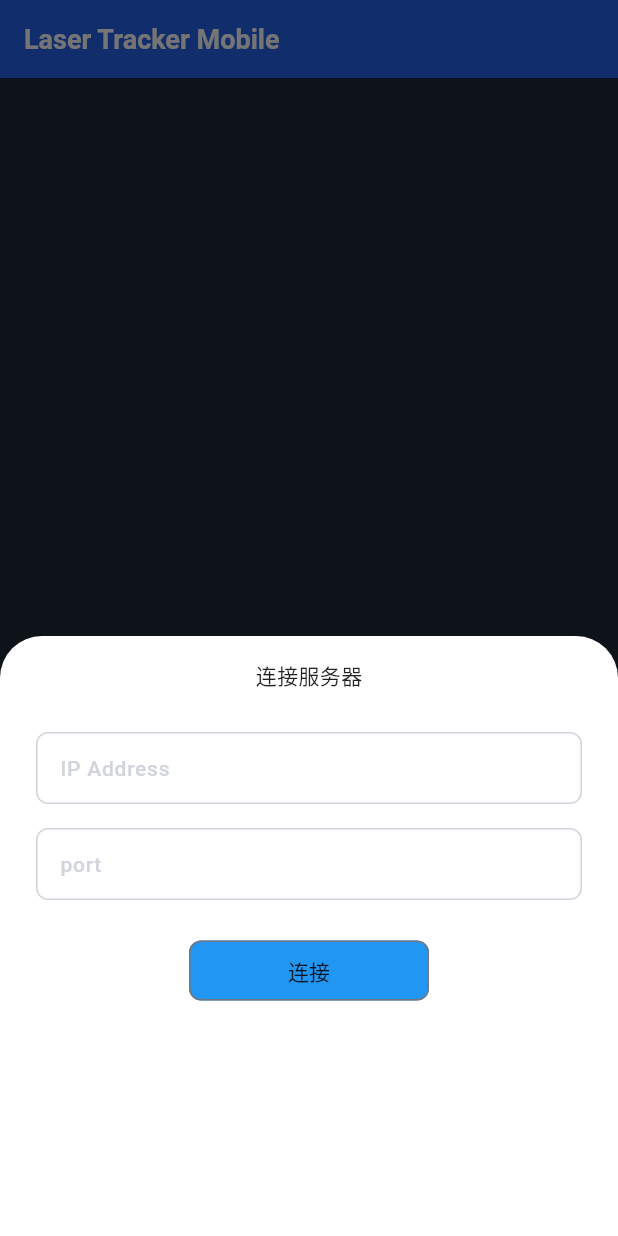
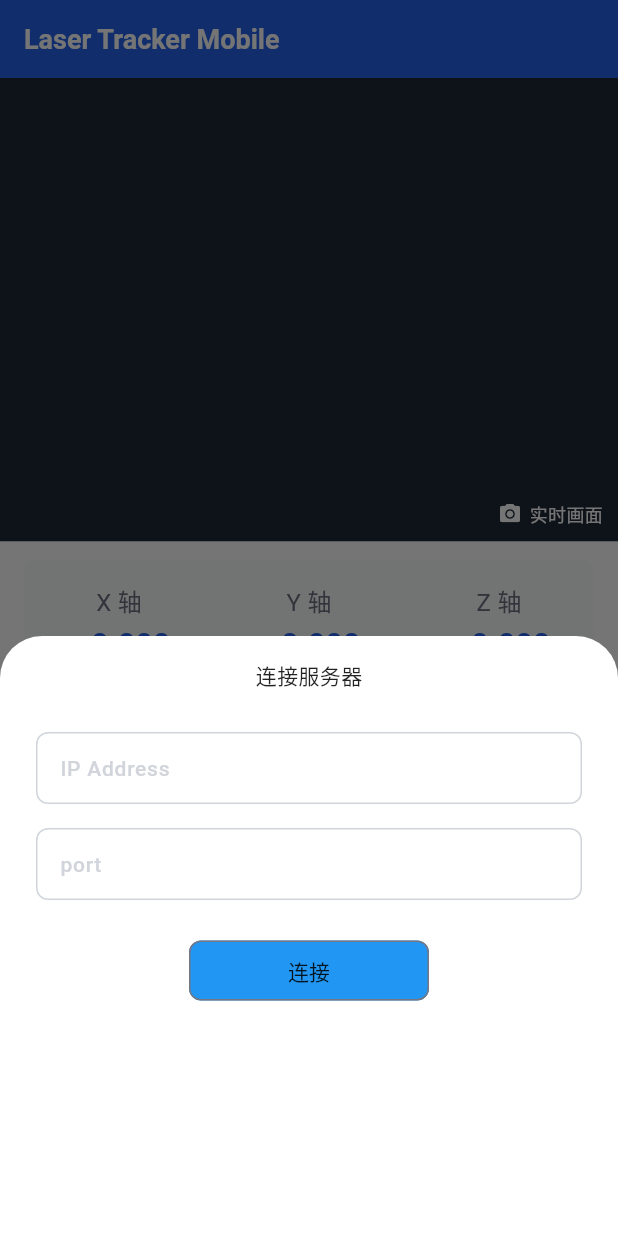
Before and after one commit to MinWenaaa/RTK-LaserBenchmark, a Flutter app: the screen it shows after launch, on a phone screen of 412 x 824 dp. Run offline on Flutter 3.47's test engine with Material 3 defaults, Android fonts, the phone set to English and light mode, and no system bars; missing offline and left inert: dart:ffi.

Commit message:
receive coord stream

```diff
--- a/lib/pages/home_page.dart
+++ b/lib/pages/home_page.dart
@@ -13,18 +13,27 @@
 }
 
 class _HomePageState extends State<HomePage> {
+  bool _isBottomSheetOpen = false;
+
   @override
   void didChangeDependencies() {
     log("HomePage: didChangeDependencies called!");
     super.didChangeDependencies();
     final state = Provider.of<ConnectionProvider>(context).state;
-    if (state == AncherConnectionState.error) {
+    if (state == AncherConnectionState.error && !_isBottomSheetOpen) {
+      _isBottomSheetOpen = true;
       WidgetsBinding.instance.addPostFrameCallback((_) {
         showModalBottomSheet(
           context: context,
-          builder: (context) => const ConnectionPage(), backgroundColor: Colors.white
-        );
+          builder: (context) => const ConnectionPage(),
+          backgroundColor: Colors.white
+        ).whenComplete(() {
+          _isBottomSheetOpen = false;
+        });
       });
+    } else if (state == AncherConnectionState.connected) {
+      _isBottomSheetOpen = false;
+      log("HomePage: connected!");
     }
   }
 
@@ -35,6 +44,12 @@
         _bitmapViewer(),
         _measureDiv(),
         const SizedBox(height: 10),
+        Selector<ConnectionProvider, String?>(
+          selector: (context, provider) => provider.response,
+          builder: (context, response, child) {
+            return Text(response ?? "等待连接");
+          },
+        ),
         Expanded(
           child: _historyList()
         )
@@ -47,7 +62,7 @@
 
   Widget _bitmapViewer() {
     return AspectRatio(
-      aspectRatio: 1,
+      aspectRatio: 4.0/3.0,
       child: Stack(
         children: [
           Consumer<ConnectionProvider>(
@@ -86,20 +101,26 @@
           Container(
             alignment: Alignment.center,
             width: double.infinity,
-            margin: const EdgeInsets.symmetric(horizontal: 12, vertical: 12),
-            padding: const EdgeInsets.symmetric(vertical: 12),
+            margin: const EdgeInsets.symmetric(horizontal: 16, vertical: 12),
+            padding: const EdgeInsets.symmetric(vertical: 16),
             decoration: BoxDecoration(
               color: IndSoft.instance.deepBack,
               borderRadius: BorderRadius.circular(8),
             ),
-            child: Row(
-              mainAxisAlignment: MainAxisAlignment.spaceAround,
-              children: [
-                _coord(axis: "X", value: 43.12),
-                _coord(axis:"Y", value: 19.46),
-                _coord(axis:"Z", value: 12.34),
-              ],)
+            child: Selector<ConnectionProvider, List>(
+              selector: (context, provider) => provider.currentCoord,
+              builder: (context, coord, child) {
+                return Row(
+                  mainAxisAlignment: MainAxisAlignment.spaceAround,
+                  children: [
+                    _coord(axis: "X", value: coord[0]),
+                    _coord(axis:"Y", value: coord[1]),
+                    _coord(axis:"Z", value: coord[2]),
+                  ],
+                );
+              }
             ),
+          ),
           Padding(
             padding: const EdgeInsets.symmetric(horizontal: 12, vertical: 4),
             child: SizedBox(
@@ -134,7 +155,7 @@
       children: [
         Text("$axis 轴", style: TextStyle(color: IndSoft.instance.text3, fontSize: 16)),
         const SizedBox(height: 2),
-        Text("$value", style: TextStyle(color: IndSoft.instance.primary, fontSize: 20, fontWeight: FontWeight.bold)),
+        Text(value.toStringAsFixed(3).padLeft(8, ' '), style: TextStyle(color: IndSoft.instance.primary, fontSize: 20, fontWeight: FontWeight.bold)),
       ],
     );
   }
```
Also changed, not shown: lib/pages/connection_page.dart (+0 -10 lines), lib/source/global_model.dart (+10 -1 lines).
